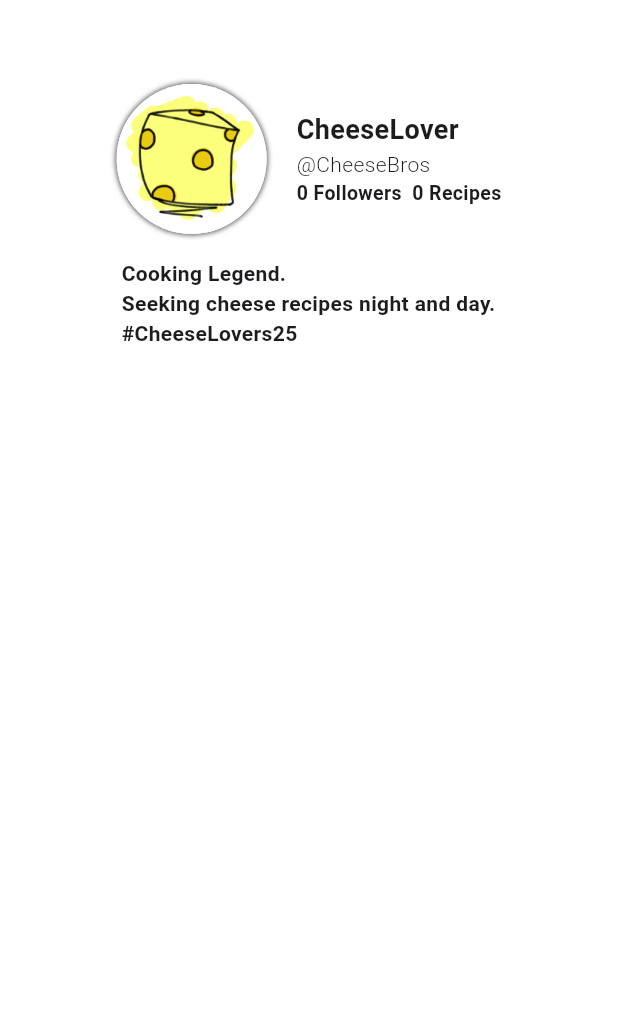
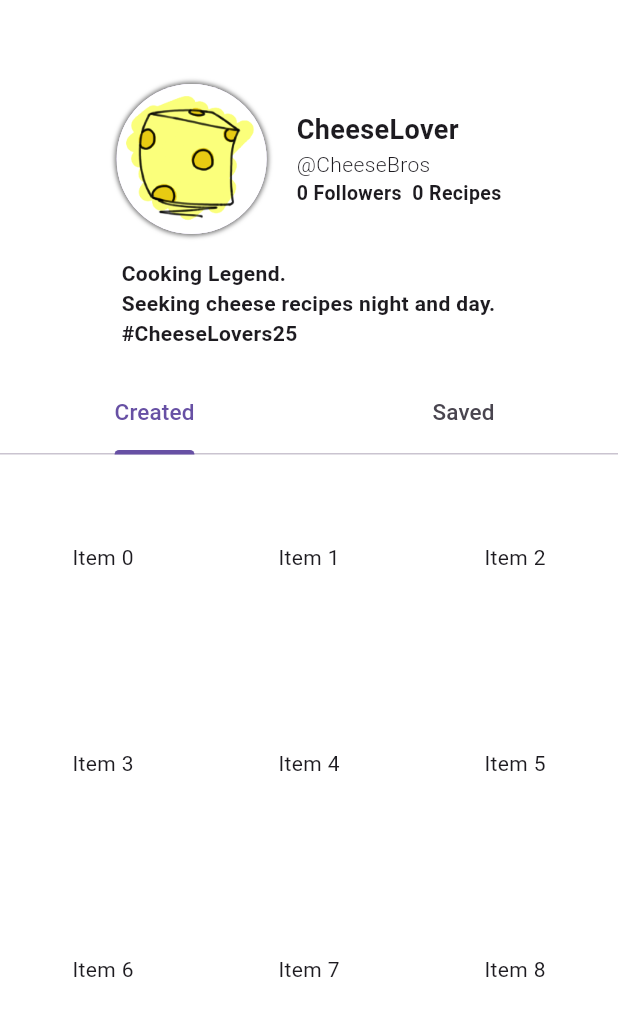
Before and after one commit to TheCheeseMeister/Take-a-Bite, a Flutter app: the Profile screen opened directly, on a phone screen of 412 x 824 dp. Shown: the top 1016 px of the screen. Run offline on Flutter 3.47's test engine with Material 3 defaults, Android fonts, the light colour scheme and no system bars; our stand-ins replace persistent_bottom_nav_bar.

Commit message:
Added Tabs to profile.
Added two tabs for the profile, created recipes and saved recipes. Currently don't have recipes but display grids of items to scroll through.

```diff
--- a/lib/nav_pages/profile.dart
+++ b/lib/nav_pages/profile.dart
@@ -16,6 +16,10 @@ class Profile extends StatelessWidget {
             Padding(
               padding: EdgeInsets.fromLTRB(0, 16, 0, 0),
               child: ProfileDescription(),
+            ),
+            Padding(
+              padding: EdgeInsets.fromLTRB(0, 16, 0, 0),
+              child: RecipeList(),
             ),
           ],
         ),
@@ -37,7 +41,12 @@ class ProfileHead extends StatelessWidget {
           decoration: const BoxDecoration(
             color: Colors.white,
             shape: BoxShape.circle,
-            boxShadow: [BoxShadow(blurRadius: 2, color: Color.fromARGB(255, 107, 107, 107), spreadRadius: 1)],
+            boxShadow: [
+              BoxShadow(
+                  blurRadius: 2,
+                  color: Color.fromARGB(255, 107, 107, 107),
+                  spreadRadius: 1)
+            ],
           ),
           child: const CircleAvatar(
             radius: 50,
@@ -50,20 +59,16 @@ class ProfileHead extends StatelessWidget {
         const Column(
           crossAxisAlignment: CrossAxisAlignment.start,
           children: [
-            Text(
-              "CheeseLover",
+            Text("CheeseLover",
                 style: TextStyle(
                   fontWeight: FontWeight.bold,
                   fontSize: 18,
-              )
-            ),
-            Text(
-              "@CheeseBros",
+                )),
+            Text("@CheeseBros",
                 style: TextStyle(
                   fontWeight: FontWeight.w300,
                   fontSize: 14,
-              )
-            ),
+                )),
             Text(
               "0 Followers  0 Recipes",
               style: TextStyle(
@@ -93,3 +98,78 @@ class ProfileDescription extends StatelessWidget {
     );
   }
 }
+
+// Will list created or saved recipes depending on which is selected. Defaults to created.
+class RecipeList extends StatefulWidget {
+  const RecipeList({super.key});
+
+  @override
+  State<RecipeList> createState() => _RecipeListState();
+}
+
+class _RecipeListState extends State<RecipeList> {
+  @override
+  Widget build(BuildContext context) {
+    return DefaultTabController(
+      length: 2,
+      initialIndex: 0,
+      child: Column(
+        children: [
+          const TabBar(
+            tabs: [
+              Padding(
+                padding: EdgeInsets.fromLTRB(0, 16, 0, 16),
+                child: Text(
+                  "Created",
+                  style: TextStyle(
+                    fontSize: 15,
+                  ),
+                ),
+              ),
+              Padding(
+                padding: EdgeInsets.fromLTRB(0, 16, 0, 16),
+                child: Text(
+                  "Saved",
+                  style: TextStyle(
+                    fontSize: 15,
+                  ),
+                ),
+              ),
+            ],
+          ),
+          SizedBox(
+            height: 363, // Maybe find some way to be dynamic? Can't not have set height or TabBarView doesn't display.
+            child: TabBarView(
+              children: [
+                // First tab: Created Recipes
+                GridView.count(
+                  shrinkWrap: true,
+                  crossAxisCount: 3,
+                  children: List.generate(200, (index) {
+                    return Center(
+                      child: Text(
+                        'Item $index',
+                      ),
+                    );
+                  }),
+                ),
+                // Second tab: Saved Recipes
+                GridView.count(
+                  shrinkWrap: true,
+                  crossAxisCount: 3,
+                  children: List.generate(100, (index) {
+                    return Center(
+                      child: Text(
+                        'Item $index',
+                      ),
+                    );
+                  }),
+                ),
+              ],
+            ),
+          ),
+        ],
+      ),
+    );
+  }
+}
```
Also changed, not shown: lib/nav_pages/recipe.dart (line endings or trailing spaces). Lines whose indentation alone changed are shown as unchanged.
